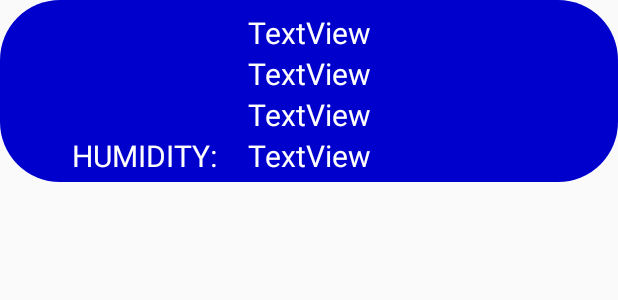
After one commit to AndreiAvram123/DuckWeather, an Android app: the layout simple_list_item_hourly_weather.xml on its own in the app's theme, with its tools: preview values and no code run, on a phone screen of 412 x 824 dp. The commit adds this screen. Shown: the top 300 px of the screen. Run offline under Robolectric (Android 15) with nearby library versions, the phone set to English and light mode, and no system bars.

Commit message:
The app now includes 48 hours forecast

```diff
--- /dev/null
+++ b/app/src/main/res/layout/simple_list_item_hourly_weather.xml
@@ -0,0 +1,74 @@
+<?xml version="1.0" encoding="utf-8"?>
+<android.support.constraint.ConstraintLayout xmlns:android="http://schemas.android.com/apk/res/android"
+    xmlns:app="http://schemas.android.com/apk/res-auto"
+    xmlns:tools="http://schemas.android.com/tools"
+    android:layout_width="match_parent"
+    android:layout_height="wrap_content"
+    android:background="@drawable/round_shape"
+    android:backgroundTint="#0000CD">
+
+    <TextView
+        android:id="@+id/hour_text_view_hourly_list"
+        style="@style/default_style_text_view"
+        android:layout_width="0dp"
+        android:layout_height="wrap_content"
+        android:layout_marginStart="8dp"
+        android:layout_marginTop="8dp"
+        android:layout_marginEnd="8dp"
+        android:gravity="center"
+        android:text="TextView"
+        app:layout_constraintEnd_toEndOf="parent"
+        app:layout_constraintStart_toStartOf="parent"
+        app:layout_constraintTop_toTopOf="parent" />
+
+    <TextView
+        android:id="@+id/temperature_text_view_hourly_list"
+        style="@style/default_style_text_view"
+        android:layout_width="wrap_content"
+        android:layout_height="wrap_content"
+        android:layout_marginStart="8dp"
+        android:layout_marginEnd="8dp"
+        android:text="TextView"
+        app:layout_constraintEnd_toEndOf="parent"
+        app:layout_constraintStart_toStartOf="parent"
+        app:layout_constraintTop_toBottomOf="@+id/hour_text_view_hourly_list" />
+
+    <TextView
+        android:id="@+id/summary_text_view_hourly_list"
+        style="@style/default_style_text_view"
+        android:layout_width="0dp"
+        android:layout_height="wrap_content"
+        android:layout_marginStart="8dp"
+        android:layout_marginEnd="8dp"
+        android:gravity="center"
+        android:text="TextView"
+        app:layout_constraintEnd_toEndOf="parent"
+        app:layout_constraintStart_toStartOf="parent"
+        app:layout_constraintTop_toBottomOf="@+id/temperature_text_view_hourly_list" />
+
+    <TextView
+        android:id="@+id/humidity_label_hourly_list"
+        style="@style/default_style_text_view"
+        android:layout_width="wrap_content"
+        android:layout_height="wrap_content"
+        android:layout_marginStart="48dp"
+        android:text="HUMIDITY:"
+        app:layout_constraintBottom_toBottomOf="@+id/humidity_value_hourly_list"
+        app:layout_constraintStart_toStartOf="parent"
+        app:layout_constraintTop_toBottomOf="@+id/summary_text_view_hourly_list" />
+
+    <TextView
+        android:id="@+id/humidity_value_hourly_list"
+        style="@style/default_style_text_view"
+        android:layout_width="0dp"
+        android:layout_height="wrap_content"
+        android:layout_marginStart="8dp"
+        android:layout_marginEnd="152dp"
+        android:layout_marginBottom="4dp"
+        android:text="TextView"
+        app:layout_constraintBottom_toBottomOf="parent"
+        app:layout_constraintEnd_toEndOf="parent"
+        app:layout_constraintHorizontal_bias="1.0"
+        app:layout_constraintStart_toEndOf="@+id/humidity_label_hourly_list"
+        app:layout_constraintTop_toBottomOf="@+id/summary_text_view_hourly_list" />
+</android.support.constraint.ConstraintLayout>
```
Also changed, not shown: app/src/main/java/com/example/andrei/duckweather/Adapters/HourlyWeatherAdapter.java (added, +60 -0 lines), app/src/main/java/com/example/andrei/duckweather/activities/HourlyActivity.java (+47 -1 lines), app/src/main/java/com/example/andrei/duckweather/activities/MainActivity.java (+11 -3 lines), app/src/main/java/com/example/andrei/duckweather/model/HourlyWeather.java (+53 -1 lines), app/src/main/res/layout/activity_hourly.xml (+11 -0 lines).
